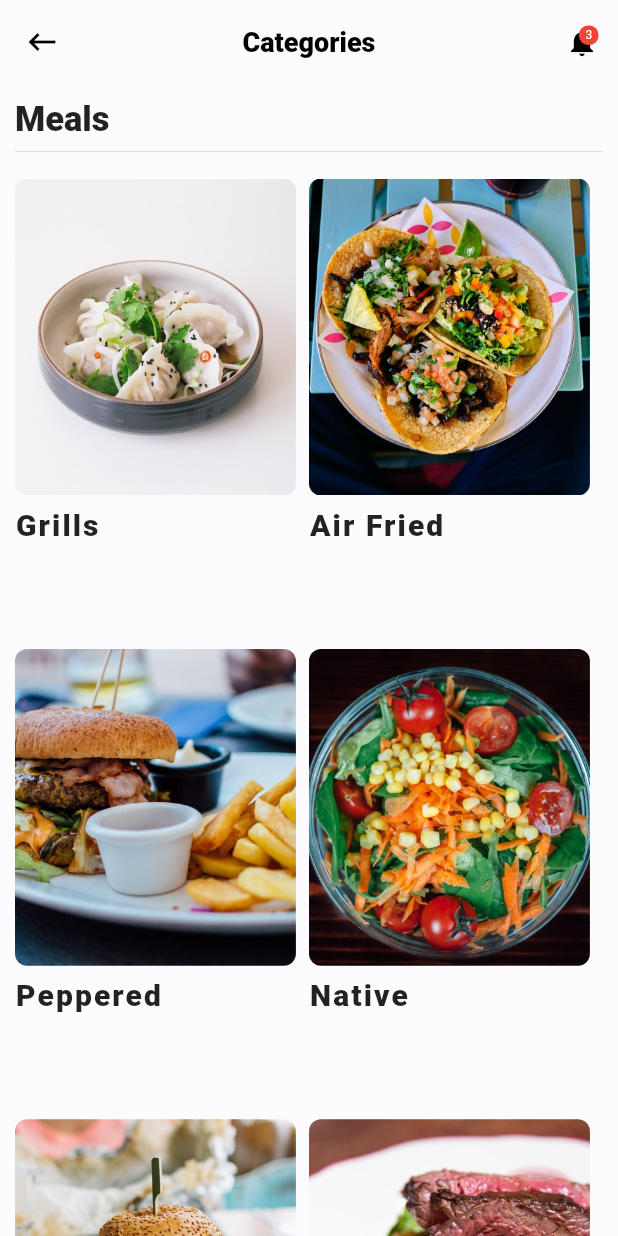
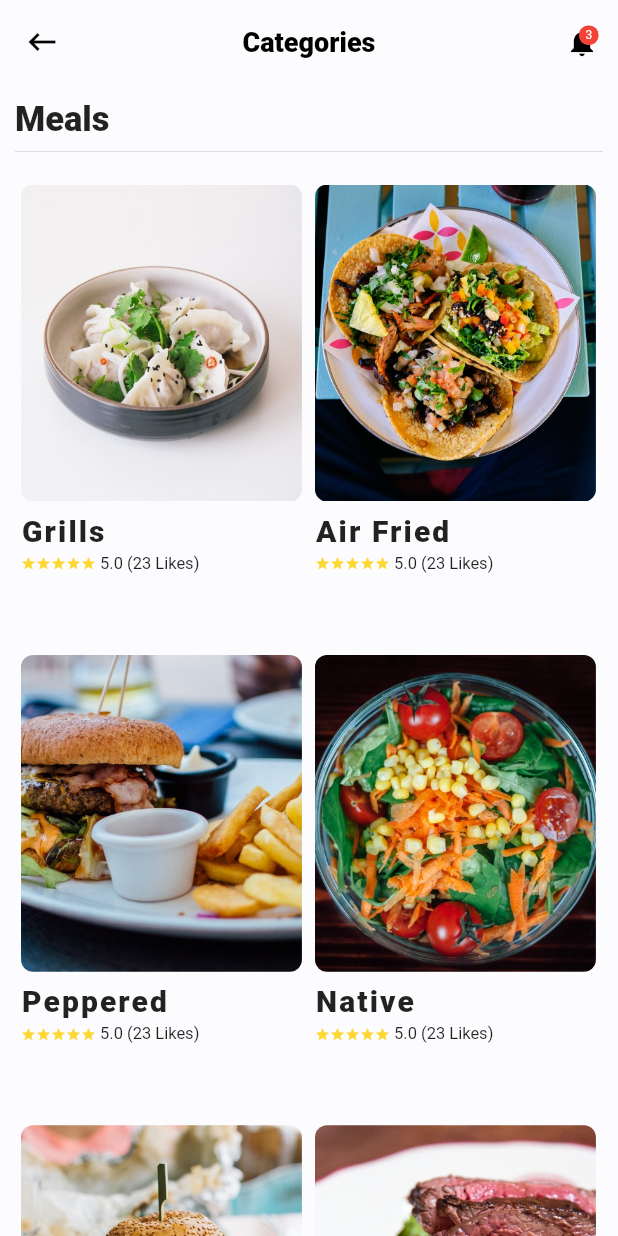
Before and after one commit to Bikuta-victor1/restaurant_app-, a Flutter app: the CategoriesScreen screen opened directly, on a phone screen of 412 x 824 dp. Run offline on Flutter 3.47's test engine with Material 2 defaults, Android fonts, the phone set to English and light mode, and no system bars; our stand-ins replace carousel_slider, cloud_firestore, device_info, firebase_core, font_awesome_flutter, introduction_screen and 1 more; accounts and stored records are empty; network calls fail.

Commit message:
something something

```diff
--- a/lib/screens/details.dart
+++ b/lib/screens/details.dart
@@ -175,7 +175,7 @@ class _ProductDetailsState extends State<ProductDetails> {
                   ),
                   SizedBox(width: 10.0),
                   Text(
-                    r"$90",
+                    "\u{20A6}${widget.price}",
                     style: TextStyle(
                       fontSize: 14.0,
                       fontWeight: FontWeight.w900,
--- a/lib/screens/drinkscreen.dart
+++ b/lib/screens/drinkscreen.dart
@@ -1,9 +1,7 @@
 import 'package:flutter/material.dart';
 //import 'package:menuapp/screens/notifications.dart';
 import 'package:menuapp/util/foods.dart';
-import 'package:menuapp/widgets/badge.dart';
 import 'package:menuapp/widgets/cat_product.dart';
-import 'package:menuapp/widgets/grid_product.dart';
 
 class DrinkScreen extends StatefulWidget {
   @override
--- a/lib/screens/mealscreen.dart
+++ b/lib/screens/mealscreen.dart
@@ -1,5 +1,4 @@
 import 'package:flutter/material.dart';
-import 'package:menuapp/models/foodmodel.dart';
 //import 'package:restaurant_app/screens/notifications.dart';
 import 'package:menuapp/util/foods.dart';
 //import 'package:restaurant_app/widgets/badge.dart';
--- a/lib/widgets/cat_product.dart
+++ b/lib/widgets/cat_product.dart
@@ -1,11 +1,8 @@
 import 'package:flutter/cupertino.dart';
 import 'package:flutter/material.dart';
-import 'package:menuapp/models/foodmodel.dart';
 import 'package:menuapp/util/const.dart';
 import 'package:menuapp/widgets/smooth_star_rating.dart';
-import 'package:cloud_firestore/cloud_firestore.dart';
 import 'package:menuapp/screens/details.dart';
-import 'package:shared_preferences/shared_preferences.dart';
 
 class CatProduct extends StatelessWidget {
   final String name;
--- a/lib/widgets/grid_product.dart
+++ b/lib/widgets/grid_product.dart
@@ -1,4 +1,7 @@
 import 'package:flutter/material.dart';
+import 'package:menuapp/screens/details.dart';
+import 'package:menuapp/util/const.dart';
+import 'package:menuapp/widgets/smooth_star_rating.dart';
 // import 'package:menuapp/screens/details.dart';
 // import 'package:menuapp/util/const.dart';
 // import 'package:menuapp/widgets/smooth_star_rating.dart';
@@ -6,17 +9,35 @@ import 'package:flutter/material.dart';
 class GridProduct extends StatelessWidget {
   final String name;
   final String img;
-  final String route;
+  final int id;
+  final int price;
+  // bool inCart;
+  //  bool isFav;
+  // int rating;
+  final String description;
+  // final String table;
 
-  GridProduct(
-      {Key key, @required this.name, @required this.img, @required this.route})
-      : super(key: key);
+  GridProduct({
+    Key key,
+    @required this.name,
+    @required this.img,
+    @required this.id,
+    @required this.price,
+    //  @required this.inCart,
+    //  @required this.isFav,
+    //  @required this.rating,
+    @required this.description,
+    //  @required this.table,
+  }) : super(key: key);
 
   @override
   Widget build(BuildContext context) {
     return InkWell(
+        child: Padding(
+          padding: const EdgeInsets.all(4.0),
           child: ListView(
             shrinkWrap: true,
+            physics: NeverScrollableScrollPhysics(),
             primary: false,
             children: <Widget>[
               Stack(
@@ -65,31 +86,38 @@ class GridProduct extends StatelessWidget {
                   maxLines: 2,
                 ),
               ),
-          // Padding(
-          //   padding: EdgeInsets.only(bottom: 5.0, top: 2.0),
-          //   child: Row(
-          //     children: <Widget>[
-          //       SmoothStarRating(
-          //         starCount: 5,
-          //         color: Constants.ratingBG,
-          //         allowHalfRating: true,
-          //         rating: rating,
-          //         size: 10.0,
-          //       ),
-          //       Text(
-          //         " $rating ($raters Reviews)",
-          //         style: TextStyle(
-          //           fontSize: 11.0,
-          //         ),
-          //       ),
-          //     ],
-          //   ),
-          // ),
+              Padding(
+                padding: EdgeInsets.only(bottom: 5.0, top: 2.0),
+                child: Row(
+                  children: <Widget>[
+                    SmoothStarRating(
+                      starCount: 5,
+                      color: Constants.ratingBG,
+                      allowHalfRating: true,
+                      rating: 5.0,
+                      size: 10.0,
+                    ),
+                    Text(
+                      " 5.0 (23 Likes)",
+                      style: TextStyle(
+                        fontSize: 11.0,
+                      ),
+                    ),
                   ],
                 ),
-      onTap: () {
-        Navigator.pushNamed(context, "$route");
-      },
+              ),
+            ],
+          ),
+        ),
+        onTap: () async {
+          return ProductDetails(
+            id: id.toString(),
+            description: description,
+            name: name,
+            img: img,
+            price: price,
+            //rating : rating;
           );
+        });
   }
 }
```
Also changed, not shown: lib/models/foodmodel.dart (+19 -3 lines), lib/screens/home.dart (+117 -39 lines), lib/screens/sidescreen.dart (added, +125 -0 lines), lib/widgets/slider_item.dart (+38 -36 lines). Lines whose indentation alone changed are shown as unchanged.
